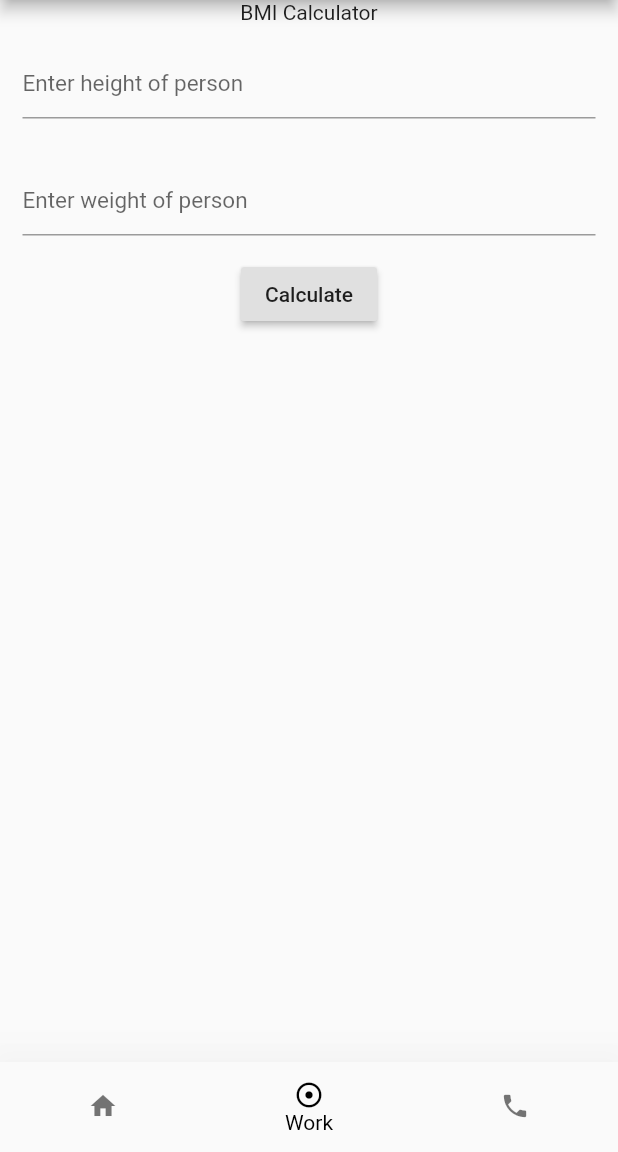
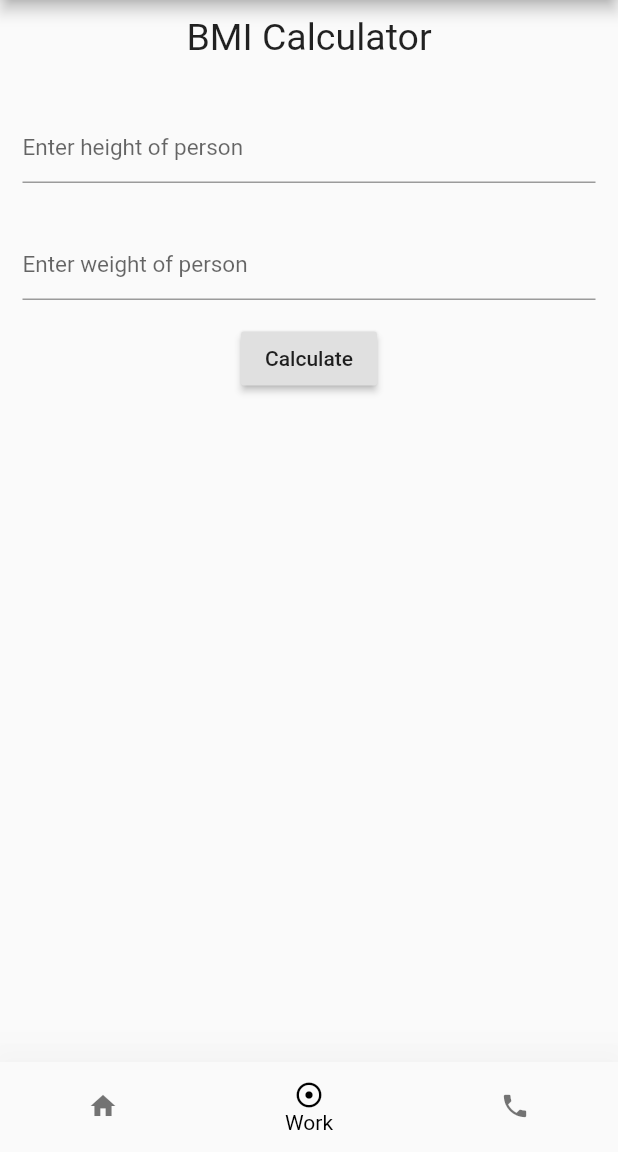
Before and after one commit to Adhil-M/csea_induction, a Flutter app: the screen it shows after launch, item 2 of the bottom bar chosen, after a tap on "Calculate", on a phone screen of 412 x 824 dp, the part 84-1236 px from its top. Run offline on Flutter 3.47's test engine with Material 2 defaults, Android fonts, the phone set to English and light mode, and no system bars.

Commit message:
Second Commit

```diff
--- a/lib/screens/contact.dart
+++ b/lib/screens/contact.dart
@@ -9,7 +9,7 @@ class Contact extends StatelessWidget {
         child: Container(
       width: size.width,
       padding: EdgeInsets.symmetric(
-          horizontal: size.width * 0.1, vertical: size.height * 0.1),
+          horizontal: size.width * 0.1, vertical: size.height * 0.2),
       child: Column(
         crossAxisAlignment: CrossAxisAlignment.start,
         children: <Widget>[
--- a/lib/screens/home.dart
+++ b/lib/screens/home.dart
@@ -11,10 +11,17 @@ class Home extends StatelessWidget {
           children: <Widget>[
             Container(
               width: size.width * 0.8,
-              height: size.height * 0.6,
               child: Image.asset("assets/images/download.jpg"),
             ),
-            Text("Technology is best when it brings people together"),
+            Text(
+              "Technology is best when it brings people together",
+              style: TextStyle(
+                  fontSize: 25,
+                  color: Colors.grey,
+                  fontWeight: FontWeight.w900,
+                  fontStyle: FontStyle.italic),
+              textAlign: TextAlign.center,
+            ),
           ],
         ),
       ),
--- a/lib/screens/work.dart
+++ b/lib/screens/work.dart
@@ -18,12 +18,17 @@ class _WorkState extends State<Work> {
   Widget build(BuildContext context) {
     var size = MediaQuery.of(context).size;
 
-    return Container(
+    return Center(
       child: Container(
+        padding: EdgeInsets.only(top: 10),
         width: size.width,
         child: Column(
           children: <Widget>[
-            Text("BMI Calculator"),
+            Text(
+              "BMI Calculator",
+              style: TextStyle(fontSize: 25),
+            ),
+            Padding(padding: EdgeInsets.only(top: 20)),
             isshow == false
                 ? Padding(
                     padding: const EdgeInsets.all(15.0),
@@ -34,7 +39,10 @@ class _WorkState extends State<Work> {
                           hintStyle: TextStyle(fontSize: 15)),
                     ),
                   )
-                : Text("Your IBM value is : $r"),
+                : Text(
+                    "Your IBM value is : $l",
+                    style: TextStyle(fontSize: 17),
+                  ),
             isshow == false
                 ? Padding(
                     padding: const EdgeInsets.all(15.0),
@@ -53,7 +61,7 @@ class _WorkState extends State<Work> {
                         h = double.parse(mycontroller1.text);
                         w = double.parse(mycontroller2.text);
                         r = w / (h * h);
-
+                        l = r.toStringAsFixed(3);
                         isshow = true;
                       });
                     },
```
